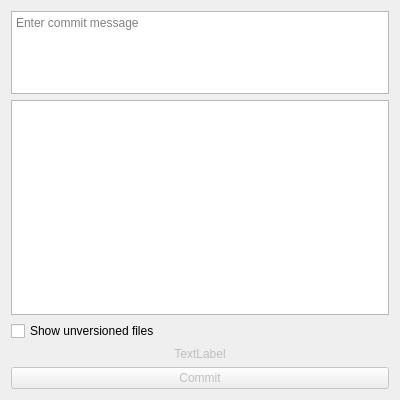
First picture: the form in commit_dialog.ui, repository castano/svn-commit-tool, before the edit.
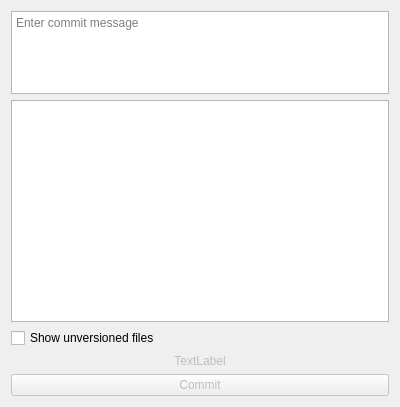
Second picture: the form after the edit.

What changed in the file:
```diff
--- a/commit_dialog.ui
+++ b/commit_dialog.ui
@@ -7,7 +7,7 @@
     <x>0</x>
     <y>0</y>
     <width>400</width>
-    <height>400</height>
+    <height>407</height>
    </rect>
   </property>
   <property name="sizePolicy">
```
